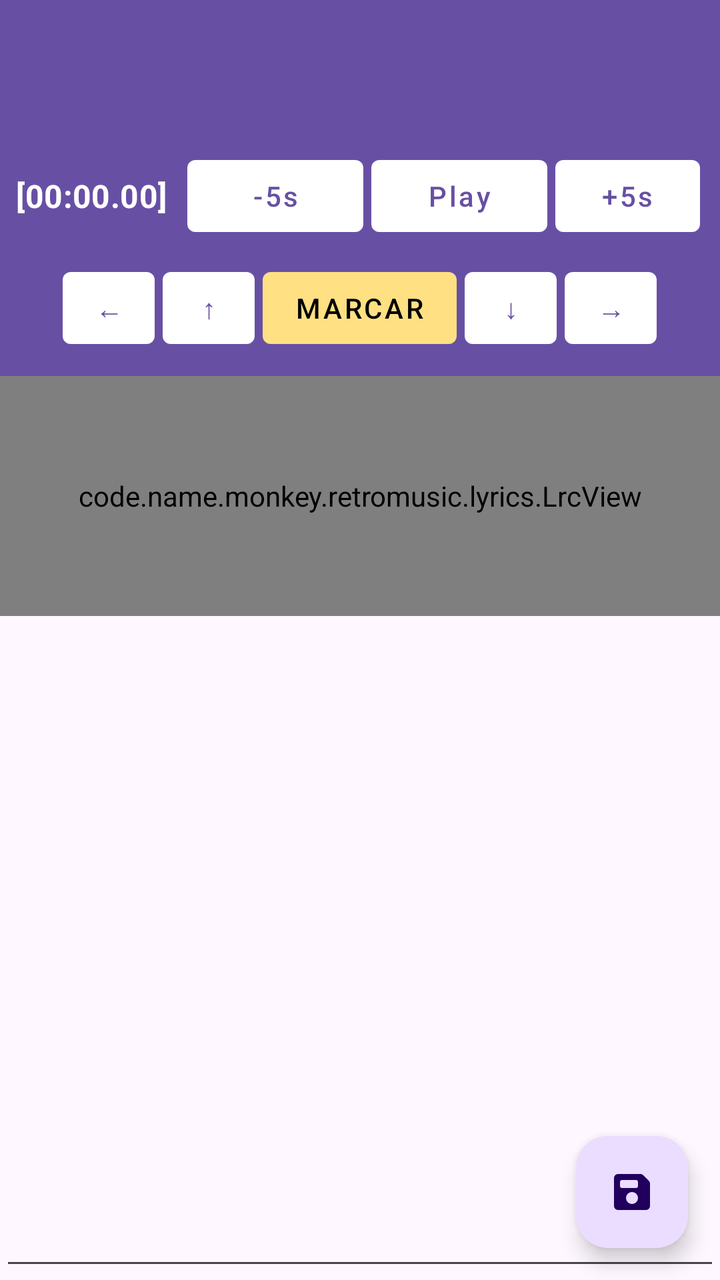
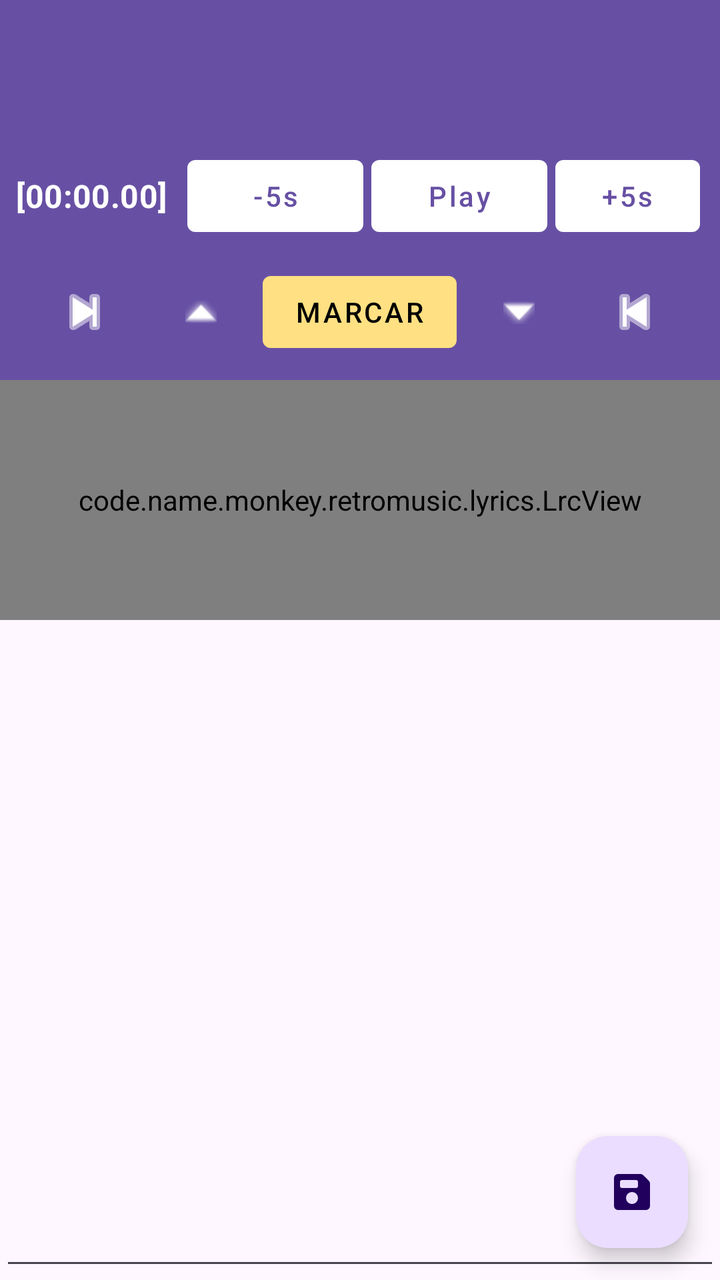

Before-and-after screenshots of an Android layout around one commit, followed by the original layout XML and the change that was made.
<!-- AndroidManifest.xml: application theme Theme.RetroMusic.FollowSystem -->
<!-- res/layout/fragment_lyrics.xml -->
<?xml version="1.0" encoding="utf-8"?>
<LinearLayout 
    xmlns:android="http://schemas.android.com/apk/res/android"
    xmlns:app="http://schemas.android.com/apk/res-auto"
    xmlns:tools="http://tools.android.com/tools"
    android:layout_width="match_parent"
    android:layout_height="match_parent"
    android:orientation="vertical"
    android:background="?android:attr/windowBackground"
    android:fitsSystemWindows="true">

    <com.google.android.material.appbar.MaterialToolbar
        android:id="@+id/toolbar"
        style="@style/Widget.MaterialComponents.Toolbar.Primary"
        android:layout_width="match_parent"
        android:layout_height="?attr/actionBarSize"
        android:background="?attr/colorPrimary" />

    <LinearLayout
        android:id="@+id/llSincroControls"
        android:layout_width="match_parent"
        android:layout_height="wrap_content"
        android:orientation="vertical"
        android:padding="8dp"
        android:background="?attr/colorPrimary">

        <LinearLayout
            android:layout_width="match_parent"
            android:layout_height="wrap_content"
            android:gravity="center"
            android:orientation="horizontal">

            <TextView
                android:id="@+id/tvCurrentTime"
                android:layout_width="wrap_content"
                android:layout_height="wrap_content"
                android:layout_marginEnd="8dp"
                android:text="[00:00.00]"
                android:textAppearance="@style/TextAppearance.MaterialComponents.Subtitle1"
                android:textColor="@android:color/white"
                android:textStyle="bold" />

            <com.google.android.material.button.MaterialButton
                android:id="@+id/btnRew"
                style="@style/Widget.MaterialComponents.Button.UnelevatedButton"
                android:layout_width="wrap_content"
                android:layout_height="wrap_content"
                android:layout_margin="2dp"
                android:textColor="?attr/colorPrimary"
                app:backgroundTint="@android:color/white"
                android:text="-5s" />

            <com.google.android.material.button.MaterialButton
                android:id="@+id/btnPlayPause"
                style="@style/Widget.MaterialComponents.Button.UnelevatedButton"
                android:layout_width="wrap_content"
                android:layout_height="wrap_content"
                android:layout_margin="2dp"
                android:textColor="?attr/colorPrimary"
                app:backgroundTint="@android:color/white"
                android:text="Play" />

            <com.google.android.material.button.MaterialButton
                android:id="@+id/btnFwd"
                style="@style/Widget.MaterialComponents.Button.UnelevatedButton"
                android:layout_width="wrap_content"
                android:layout_height="wrap_content"
                android:layout_margin="2dp"
                android:textColor="?attr/colorPrimary"
                app:backgroundTint="@android:color/white"
                android:text="+5s" />
        </LinearLayout>

        <LinearLayout
            android:layout_width="match_parent"
            android:layout_height="wrap_content"
            android:layout_marginTop="4dp"
            android:gravity="center"
            android:orientation="horizontal">

            <com.google.android.material.button.MaterialButton
                android:id="@+id/btnLeft"
                style="@style/Widget.MaterialComponents.Button.UnelevatedButton"
                android:layout_width="46dp"
                android:layout_height="wrap_content"
                android:layout_margin="2dp"
                android:textColor="?attr/colorPrimary"
                app:backgroundTint="@android:color/white"
                android:text="←" />

            <com.google.android.material.button.MaterialButton
                android:id="@+id/btnUp"
                style="@style/Widget.MaterialComponents.Button.UnelevatedButton"
                android:layout_width="46dp"
                android:layout_height="wrap_content"
                android:layout_margin="2dp"
                android:textColor="?attr/colorPrimary"
                app:backgroundTint="@android:color/white"
                android:text="↑" />

            <com.google.android.material.button.MaterialButton
    android:id="@+id/btnMark"
    style="@style/Widget.MaterialComponents.Button.UnelevatedButton"
    android:layout_width="wrap_content"
    android:layout_height="wrap_content"
    android:layout_margin="2dp"
    android:textColor="@android:color/black"
    app:backgroundTint="#FFE082"
    android:text="MARCAR" />


            <com.google.android.material.button.MaterialButton
                android:id="@+id/btnDown"
                style="@style/Widget.MaterialComponents.Button.UnelevatedButton"
                android:layout_width="46dp"
                android:layout_height="wrap_content"
                android:layout_margin="2dp"
                android:textColor="?attr/colorPrimary"
                app:backgroundTint="@android:color/white"
                android:text="↓" />

            <com.google.android.material.button.MaterialButton
                android:id="@+id/btnRight"
                style="@style/Widget.MaterialComponents.Button.UnelevatedButton"
                android:layout_width="46dp"
                android:layout_height="wrap_content"
                android:layout_margin="2dp"
                android:textColor="?attr/colorPrimary"
                app:backgroundTint="@android:color/white"
                android:text="→" />
        </LinearLayout>
    </LinearLayout>

    <code.name.monkey.retromusic.lyrics.LrcView
        android:id="@+id/lyricsView"
        android:layout_width="match_parent"
        android:layout_height="120dp"
        android:background="#1A000000"
        android:visibility="visible" />

    <FrameLayout
        android:layout_width="match_parent"
        android:layout_height="0dp"
        android:layout_weight="1">

        <androidx.core.widget.NestedScrollView
            android:layout_width="match_parent"
            android:layout_height="match_parent"
            android:fillViewport="true">

            <FrameLayout
                android:layout_width="match_parent"
                android:layout_height="wrap_content">

                <EditText
                    android:id="@+id/etLyrics"
                    android:layout_width="match_parent"
                    android:layout_height="match_parent"
                    android:gravity="top|start"
                    android:inputType="textMultiLine|textNoSuggestions"
                    android:padding="16dp"
                    android:scrollbars="vertical"
                    android:textAppearance="@style/TextAppearance.MaterialComponents.Body1"
                    tools:ignore="SpeakableTextPresentCheck" />

                <TextView
                    android:id="@+id/normalLyrics"
                    android:layout_width="match_parent"
                    android:layout_height="wrap_content"
                    android:lineSpacingMultiplier="1.2"
                    android:padding="16dp"
                    android:textAppearance="@style/TextAppearance.MaterialComponents.Body1"
                    android:visibility="gone" />

                <TextView
                    android:id="@+id/noLyricsFound"
                    android:layout_width="wrap_content"
                    android:layout_height="wrap_content"
                    android:layout_gravity="center"
                    android:text="@string/no_lyrics_found"
                    android:textAppearance="@style/TextAppearance.MaterialComponents.Subtitle1"
                    android:visibility="gone" />
            </FrameLayout>
        </androidx.core.widget.NestedScrollView>

        <com.google.android.material.floatingactionbutton.FloatingActionButton
            android:id="@+id/saveFab"
            android:layout_width="wrap_content"
            android:layout_height="wrap_content"
            android:layout_gravity="bottom|end"
            android:layout_margin="16dp"
            app:srcCompat="@drawable/ic_save"
            tools:ignore="SpeakableTextPresentCheck" />
    </FrameLayout>
</LinearLayout>
<!-- resources referenced by this layout -->
<resources>
  <string name="no_lyrics_found">No lyrics found</string>
  <style name="Theme.RetroMusic.FollowSystem" parent="Theme.RetroMusic.Base.Adaptive">
          <item name="android:windowBackground">?colorSurface</item>
      </style>
  <!-- drawable round_selector (drawable) -->
  <ripple xmlns:android="http://schemas.android.com/apk/res/android"
      android:color="?android:attr/colorControlHighlight">
  
      <item
          android:id="@android:id/mask"
          android:drawable="@drawable/round_selector_mask" />
  
  </ripple>
  <!-- drawable rect_selector (drawable) -->
  <?xml version="1.0" encoding="utf-8"?>
  <ripple xmlns:android="http://schemas.android.com/apk/res/android"
      android:color="?android:attr/colorControlHighlight">
  
      <item android:id="@android:id/mask">
          <shape>
              <corners android:radius="@dimen/m3_card_corner_radius" />
              <solid android:color="@color/md_green_500" />
          </shape>
      </item>
      <item>
          <selector>
              <item android:state_activated="true">
                  <shape>
                      <corners android:radius="@dimen/m3_card_corner_radius" />
                      <solid android:color="?android:attr/colorControlHighlight" />
                  </shape>
              </item>
          </selector>
      </item>
  </ripple>
  <style name="Widget.ActionButton.Overflow" parent="Widget.AppCompat.ActionButton.Overflow">
          <item name="android:contentDescription">@string/abc_action_menu_overflow_description</item>
      </style>
  <style name="MaterialAlertDialogTheme" parent="ThemeOverlay.Material3.MaterialAlertDialog" />
  <style name="MaterialButtonTheme" parent="Widget.Material3.Button">
          <item name="cornerRadius">6dp</item>
          <item name="iconGravity">textStart</item>
          <item name="iconTint">?attr/colorControlNormal</item>
          <item name="android:textColor">?android:attr/textColorPrimary</item>
          <item name="android:textAppearance">@style/TextViewNormal</item>
          <item name="android:textAllCaps">false</item>
          <item name="android:paddingTop">@dimen/button_padding_vertical</item>
          <item name="android:paddingBottom">@dimen/button_padding_vertical</item>
      </style>
  <style name="MaterialPopupMenuStyle" parent="Widget.Material3.PopupMenu">
          <item name="android:popupBackground">@drawable/popup_background</item>
      </style>
  <color name="elevationOverlay">@color/elevationOverlayLight</color>
  <!-- drawable popup_background (drawable) -->
  <?xml version="1.0" encoding="utf-8"?>
  <layer-list xmlns:android="http://schemas.android.com/apk/res/android">
      <item>
          <shape>
              <solid android:color="?attr/colorSurface" />
              <corners android:radius="20dp" />
          </shape>
      </item>
      <item>
          <shape>
              <solid android:color="@color/m3_popupmenu_overlay_color"/>
              <corners android:radius="20dp" />
              <padding
                  android:bottom="10dp"
                  android:top="10dp" />
          </shape>
      </item>
  </layer-list>
  <!-- drawable round_selector_mask (drawable) -->
  <?xml version="1.0" encoding="utf-8"?>
  <shape xmlns:android="http://schemas.android.com/apk/res/android"
      android:shape="oval">
      <solid android:color="@android:color/white" />
  </shape>
  <dimen name="m3_card_corner_radius">16dp</dimen>
  <color name="md_green_500">#4CAF50</color>
  <style name="TextViewNormal" parent="">
          <item name="android:textSize">14sp</item>
      </style>
  <dimen name="button_padding_vertical">10dp</dimen>
  <color name="elevationOverlayLight">@color/md_grey_500</color>
  <color name="md_grey_500">#9E9E9E</color>
  <!-- unchanged entries left out for length: 2 -->
</resources>

<!-- the commit's change to res/layout/fragment_lyrics.xml (unified diff, before → after) -->
@@ -74,60 +74,58 @@
         <LinearLayout
             android:layout_width="match_parent"
             android:layout_height="wrap_content"
-            android:layout_marginTop="4dp"
+            android:layout_marginTop="6dp"
             android:gravity="center"
             android:orientation="horizontal">
 
+            <ImageButton
+                android:id="@+id/btnLeft"
+                android:layout_width="54dp"
+                android:layout_height="40dp"
+                android:layout_margin="2dp"
+                android:background="?attr/selectableItemBackgroundBorderless"
+                android:contentDescription="Izquierda"
+                android:tint="@android:color/white"
+                android:src="@android:drawable/ic_media_previous" 
+                android:rotation="180" /> <ImageButton
+                android:id="@+id/btnUp"
+                android:layout_width="54dp"
+                android:layout_height="40dp"
+                android:layout_margin="2dp"
+                android:background="?attr/selectableItemBackgroundBorderless"
+                android:contentDescription="Arriba"
+                android:tint="@android:color/white"
+                android:src="@android:drawable/arrow_up_float" />
+
             <com.google.android.material.button.MaterialButton
-                android:id="@+id/btnLeft"
+                android:id="@+id/btnMark"
                 style="@style/Widget.MaterialComponents.Button.UnelevatedButton"
-                android:layout_width="46dp"
+                android:layout_width="wrap_content"
                 android:layout_height="wrap_content"
                 android:layout_margin="2dp"
-                android:textColor="?attr/colorPrimary"
-                app:backgroundTint="@android:color/white"
-                android:text="←" />
+                android:textColor="@android:color/black"
+                app:backgroundTint="#FFE082"
+                android:text="MARCAR" />
 
-            <com.google.android.material.button.MaterialButton
-                android:id="@+id/btnUp"
-                style="@style/Widget.MaterialComponents.Button.UnelevatedButton"
-                android:layout_width="46dp"
-                android:layout_height="wrap_content"
+            <ImageButton
+                android:id="@+id/btnDown"
+                android:layout_width="54dp"
+                android:layout_height="40dp"
                 android:layout_margin="2dp"
-                android:textColor="?attr/colorPrimary"
-                app:backgroundTint="@android:color/white"
-                android:text="↑" />
+                android:background="?attr/selectableItemBackgroundBorderless"
+                android:contentDescription="Abajo"
+                android:tint="@android:color/white"
+                android:src="@android:drawable/arrow_down_float" />
 
-            <com.google.android.material.button.MaterialButton
-    android:id="@+id/btnMark"
-    style="@style/Widget.MaterialComponents.Button.UnelevatedButton"
-    android:layout_width="wrap_content"
-    android:layout_height="wrap_content"
-    android:layout_margin="2dp"
-    android:textColor="@android:color/black"
-    app:backgroundTint="#FFE082"
-    android:text="MARCAR" />
-
-
-            <com.google.android.material.button.MaterialButton
-                android:id="@+id/btnDown"
-                style="@style/Widget.MaterialComponents.Button.UnelevatedButton"
-                android:layout_width="46dp"
-                android:layout_height="wrap_content"
+            <ImageButton
+                android:id="@+id/btnRight"
+                android:layout_width="54dp"
+                android:layout_height="40dp"
                 android:layout_margin="2dp"
-                android:textColor="?attr/colorPrimary"
-                app:backgroundTint="@android:color/white"
-                android:text="↓" />
-
-            <com.google.android.material.button.MaterialButton
-                android:id="@+id/btnRight"
-                style="@style/Widget.MaterialComponents.Button.UnelevatedButton"
-                android:layout_width="46dp"
-                android:layout_height="wrap_content"
-                android:layout_margin="2dp"
-                android:textColor="?attr/colorPrimary"
-                app:backgroundTint="@android:color/white"
-                android:text="→" />
+                android:background="?attr/selectableItemBackgroundBorderless"
+                android:contentDescription="Derecha"
+                android:tint="@android:color/white"
+                android:src="@android:drawable/ic_media_previous" />
         </LinearLayout>
     </LinearLayout>
 
